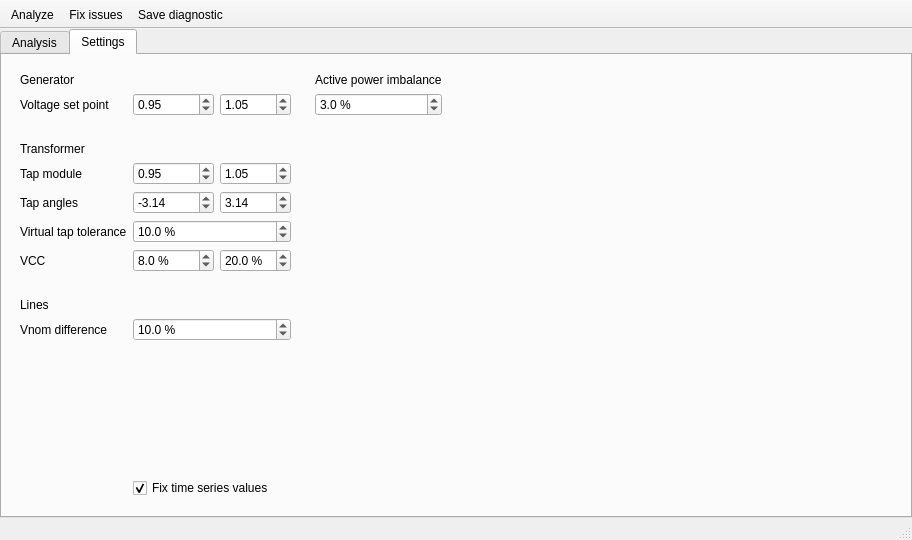
Above: src/GridCal/Gui/Analysis/gui.ui from SanPen/GridCal before the change. Below: the same form after it.
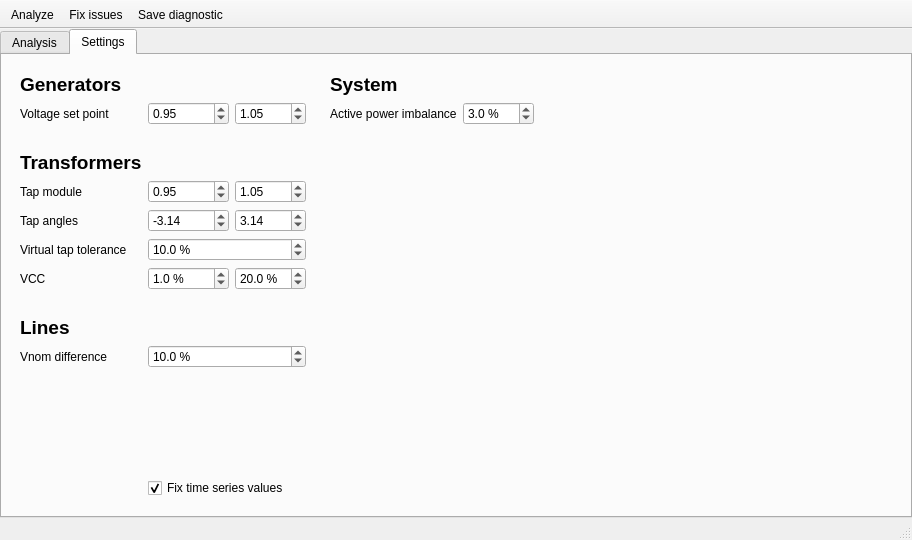
That is the form after the change. The open tabs and pages were chosen to show the change. Icons and pictures are not drawn.

Commit message: improved the analysis settings GUI

The edit to the form file:
```diff
--- a/src/GridCal/Gui/Analysis/gui.ui
+++ b/src/GridCal/Gui/Analysis/gui.ui
@@ -92,8 +92,105 @@
           <layout class="QGridLayout" name="gridLayout">
            <item row="3" column="0">
             <widget class="QLabel" name="label_4">
+             <property name="palette">
+              <palette>
+               <active>
+                <colorrole role="WindowText">
+                 <brush brushstyle="SolidPattern">
+                  <color alpha="255">
+                   <red>119</red>
+                   <green>118</green>
+                   <blue>123</blue>
+                  </color>
+                 </brush>
+                </colorrole>
+                <colorrole role="Text">
+                 <brush brushstyle="SolidPattern">
+                  <color alpha="255">
+                   <red>119</red>
+                   <green>118</green>
+                   <blue>123</blue>
+                  </color>
+                 </brush>
+                </colorrole>
+                <colorrole role="ButtonText">
+                 <brush brushstyle="SolidPattern">
+                  <color alpha="255">
+                   <red>119</red>
+                   <green>118</green>
+                   <blue>123</blue>
+                  </color>
+                 </brush>
+                </colorrole>
+               </active>
+               <inactive>
+                <colorrole role="WindowText">
+                 <brush brushstyle="SolidPattern">
+                  <color alpha="255">
+                   <red>0</red>
+                   <green>0</green>
+                   <blue>0</blue>
+                  </color>
+                 </brush>
+                </colorrole>
+                <colorrole role="Text">
+                 <brush brushstyle="SolidPattern">
+                  <color alpha="255">
+                   <red>0</red>
+                   <green>0</green>
+                   <blue>0</blue>
+                  </color>
+                 </brush>
+                </colorrole>
+                <colorrole role="ButtonText">
+                 <brush brushstyle="SolidPattern">
+                  <color alpha="255">
+                   <red>0</red>
+                   <green>0</green>
+                   <blue>0</blue>
+                  </color>
+                 </brush>
+                </colorrole>
+               </inactive>
+               <disabled>
+                <colorrole role="WindowText">
+                 <brush brushstyle="SolidPattern">
+                  <color alpha="255">
+                   <red>190</red>
+                   <green>190</green>
+                   <blue>190</blue>
+                  </color>
+                 </brush>
+                </colorrole>
+                <colorrole role="Text">
+                 <brush brushstyle="SolidPattern">
+                  <color alpha="255">
+                   <red>190</red>
+                   <green>190</green>
+                   <blue>190</blue>
+                  </color>
+                 </brush>
+                </colorrole>
+                <colorrole role="ButtonText">
+                 <brush brushstyle="SolidPattern">
+                  <color alpha="255">
+                   <red>190</red>
+                   <green>190</green>
+                   <blue>190</blue>
+                  </color>
+                 </brush>
+                </colorrole>
+               </disabled>
+              </palette>
+             </property>
+             <property name="font">
+              <font>
+               <pointsize>14</pointsize>
+               <bold>true</bold>
+              </font>
+             </property>
              <property name="text">
-              <string>Transformer</string>
+              <string>Transformers</string>
              </property>
             </widget>
            </item>
@@ -155,8 +252,105 @@
            </item>
            <item row="0" column="0">
             <widget class="QLabel" name="label_12">
+             <property name="palette">
+              <palette>
+               <active>
+                <colorrole role="WindowText">
+                 <brush brushstyle="SolidPattern">
+                  <color alpha="255">
+                   <red>119</red>
+                   <green>118</green>
+                   <blue>123</blue>
+                  </color>
+                 </brush>
+                </colorrole>
+                <colorrole role="Text">
+                 <brush brushstyle="SolidPattern">
+                  <color alpha="255">
+                   <red>119</red>
+                   <green>118</green>
+                   <blue>123</blue>
+                  </color>
+                 </brush>
+                </colorrole>
+                <colorrole role="ButtonText">
+                 <brush brushstyle="SolidPattern">
+                  <color alpha="255">
+                   <red>119</red>
+                   <green>118</green>
+                   <blue>123</blue>
+                  </color>
+                 </brush>
+                </colorrole>
+               </active>
+               <inactive>
+                <colorrole role="WindowText">
+                 <brush brushstyle="SolidPattern">
+                  <color alpha="255">
+                   <red>0</red>
+                   <green>0</green>
+                   <blue>0</blue>
+                  </color>
+                 </brush>
+                </colorrole>
+                <colorrole role="Text">
+                 <brush brushstyle="SolidPattern">
+                  <color alpha="255">
+                   <red>0</red>
+                   <green>0</green>
+                   <blue>0</blue>
+                  </color>
+                 </brush>
+                </colorrole>
+                <colorrole role="ButtonText">
+                 <brush brushstyle="SolidPattern">
+                  <color alpha="255">
+                   <red>0</red>
+                   <green>0</green>
+                   <blue>0</blue>
+                  </color>
+                 </brush>
+                </colorrole>
+               </inactive>
+               <disabled>
+                <colorrole role="WindowText">
+                 <brush brushstyle="SolidPattern">
+                  <color alpha="255">
+                   <red>190</red>
+                   <green>190</green>
+                   <blue>190</blue>
+                  </color>
+                 </brush>
+                </colorrole>
+                <colorrole role="Text">
+                 <brush brushstyle="SolidPattern">
+                  <color alpha="255">
+                   <red>190</red>
+                   <green>190</green>
+                   <blue>190</blue>
+                  </color>
+                 </brush>
+                </colorrole>
+                <colorrole role="ButtonText">
+                 <brush brushstyle="SolidPattern">
+                  <color alpha="255">
+                   <red>190</red>
+                   <green>190</green>
+                   <blue>190</blue>
+                  </color>
+                 </brush>
+                </colorrole>
+               </disabled>
+              </palette>
+             </property>
+             <property name="font">
+              <font>
+               <pointsize>14</pointsize>
+               <bold>true</bold>
+              </font>
+             </property>
              <property name="text">
-              <string>Generator</string>
+              <string>Generators</string>
              </property>
             </widget>
            </item>
@@ -252,6 +446,103 @@
            </item>
            <item row="13" column="0">
             <widget class="QLabel" name="label_14">
+             <property name="palette">
+              <palette>
+               <active>
+                <colorrole role="WindowText">
+                 <brush brushstyle="SolidPattern">
+                  <color alpha="255">
+                   <red>119</red>
+                   <green>118</green>
+                   <blue>123</blue>
+                  </color>
+                 </brush>
+                </colorrole>
+                <colorrole role="Text">
+                 <brush brushstyle="SolidPattern">
+                  <color alpha="255">
+                   <red>119</red>
+                   <green>118</green>
+                   <blue>123</blue>
+                  </color>
+                 </brush>
+                </colorrole>
+                <colorrole role="ButtonText">
+                 <brush brushstyle="SolidPattern">
+                  <color alpha="255">
+                   <red>119</red>
+                   <green>118</green>
+                   <blue>123</blue>
+                  </color>
+                 </brush>
+                </colorrole>
+               </active>
+               <inactive>
+                <colorrole role="WindowText">
+                 <brush brushstyle="SolidPattern">
+                  <color alpha="255">
+                   <red>0</red>
+                   <green>0</green>
+                   <blue>0</blue>
+                  </color>
+                 </brush>
+                </colorrole>
+                <colorrole role="Text">
+                 <brush brushstyle="SolidPattern">
+                  <color alpha="255">
+                   <red>0</red>
+                   <green>0</green>
+                   <blue>0</blue>
+                  </color>
+                 </brush>
+                </colorrole>
+                <colorrole role="ButtonText">
+                 <brush brushstyle="SolidPattern">
+                  <color alpha="255">
+                   <red>0</red>
+                   <green>0</green>
+                   <blue>0</blue>
+                  </color>
+                 </brush>
+                </colorrole>
+               </inactive>
+               <disabled>
+                <colorrole role="WindowText">
+                 <brush brushstyle="SolidPattern">
+                  <color alpha="255">
+                   <red>190</red>
+                   <green>190</green>
+                   <blue>190</blue>
+                  </color>
+                 </brush>
+                </colorrole>
+                <colorrole role="Text">
+                 <brush brushstyle="SolidPattern">
+                  <color alpha="255">
+                   <red>190</red>
+                   <green>190</green>
+                   <blue>190</blue>
+                  </color>
+                 </brush>
+                </colorrole>
+                <colorrole role="ButtonText">
+                 <brush brushstyle="SolidPattern">
+                  <color alpha="255">
+                   <red>190</red>
+                   <green>190</green>
+                   <blue>190</blue>
+                  </color>
+                 </brush>
+                </colorrole>
+               </disabled>
+              </palette>
+             </property>
+             <property name="font">
+              <font>
+               <pointsize>14</pointsize>
+               <bold>true</bold>
+              </font>
+             </property>
              <property name="text">
               <string>Lines</string>
              </property>
@@ -296,7 +587,7 @@
               <double>100.000000000000000</double>
              </property>
              <property name="value">
-              <double>8.000000000000000</double>
+              <double>1.000000000000000</double>
              </property>
             </widget>
            </item>
@@ -326,14 +617,131 @@
            <enum>QFrame::Raised</enum>
           </property>
           <layout class="QGridLayout" name="gridLayout_2">
-           <item row="0" column="0">
+           <item row="1" column="0">
             <widget class="QLabel" name="label_8">
              <property name="text">
               <string>Active power imbalance</string>
              </property>
             </widget>
            </item>
-           <item row="1" column="0">
+           <item row="3" column="0">
+            <spacer name="verticalSpacer_2">
+             <property name="orientation">
+              <enum>Qt::Vertical</enum>
+             </property>
+             <property name="sizeHint" stdset="0">
+              <size>
+               <width>20</width>
+               <height>373</height>
+              </size>
+             </property>
+            </spacer>
+           </item>
+           <item row="0" column="0">
+            <widget class="QLabel" name="label_16">
+             <property name="palette">
+              <palette>
+               <active>
+                <colorrole role="WindowText">
+                 <brush brushstyle="SolidPattern">
+                  <color alpha="255">
+                   <red>119</red>
+                   <green>118</green>
+                   <blue>123</blue>
+                  </color>
+                 </brush>
+                </colorrole>
+                <colorrole role="Text">
+                 <brush brushstyle="SolidPattern">
+                  <color alpha="255">
+                   <red>119</red>
+                   <green>118</green>
+                   <blue>123</blue>
+                  </color>
+                 </brush>
+                </colorrole>
+                <colorrole role="ButtonText">
+                 <brush brushstyle="SolidPattern">
+                  <color alpha="255">
+                   <red>119</red>
+                   <green>118</green>
+                   <blue>123</blue>
+                  </color>
+                 </brush>
+                </colorrole>
+               </active>
+               <inactive>
+                <colorrole role="WindowText">
+                 <brush brushstyle="SolidPattern">
+                  <color alpha="255">
+                   <red>0</red>
+                   <green>0</green>
+                   <blue>0</blue>
+                  </color>
+                 </brush>
+                </colorrole>
+                <colorrole role="Text">
+                 <brush brushstyle="SolidPattern">
+                  <color alpha="255">
+                   <red>0</red>
+                   <green>0</green>
+                   <blue>0</blue>
+                  </color>
+                 </brush>
+                </colorrole>
+                <colorrole role="ButtonText">
+                 <brush brushstyle="SolidPattern">
+                  <color alpha="255">
+                   <red>0</red>
+                   <green>0</green>
+                   <blue>0</blue>
+                  </color>
+                 </brush>
+                </colorrole>
+               </inactive>
+               <disabled>
+                <colorrole role="WindowText">
+                 <brush brushstyle="SolidPattern">
+                  <color alpha="255">
+                   <red>190</red>
+                   <green>190</green>
+                   <blue>190</blue>
+                  </color>
+                 </brush>
+                </colorrole>
+                <colorrole role="Text">
+                 <brush brushstyle="SolidPattern">
+                  <color alpha="255">
+                   <red>190</red>
+                   <green>190</green>
+                   <blue>190</blue>
+                  </color>
+                 </brush>
+                </colorrole>
+                <colorrole role="ButtonText">
+                 <brush brushstyle="SolidPattern">
+                  <color alpha="255">
+                   <red>190</red>
+                   <green>190</green>
+                   <blue>190</blue>
+                  </color>
+                 </brush>
+                </colorrole>
+               </disabled>
+              </palette>
+             </property>
+             <property name="font">
+              <font>
+               <pointsize>14</pointsize>
+               <bold>true</bold>
+              </font>
+             </property>
+             <property name="text">
+              <string>System</string>
+             </property>
+            </widget>
+           </item>
+           <item row="1" column="1">
             <widget class="QDoubleSpinBox" name="activePowerImbalanceSpinBox">
              <property name="suffix">
               <string> %</string>
@@ -349,19 +757,6 @@
              </property>
             </widget>
            </item>
-           <item row="2" column="0">
-            <spacer name="verticalSpacer_2">
-             <property name="orientation">
-              <enum>Qt::Vertical</enum>
-             </property>
-             <property name="sizeHint" stdset="0">
-              <size>
-               <width>20</width>
-               <height>373</height>
-              </size>
-             </property>
-            </spacer>
-           </item>
           </layout>
          </widget>
         </item>
```
Left out of the diff: 5 changed lines with no effect on the pictures. The commit also changes 2 other files.
